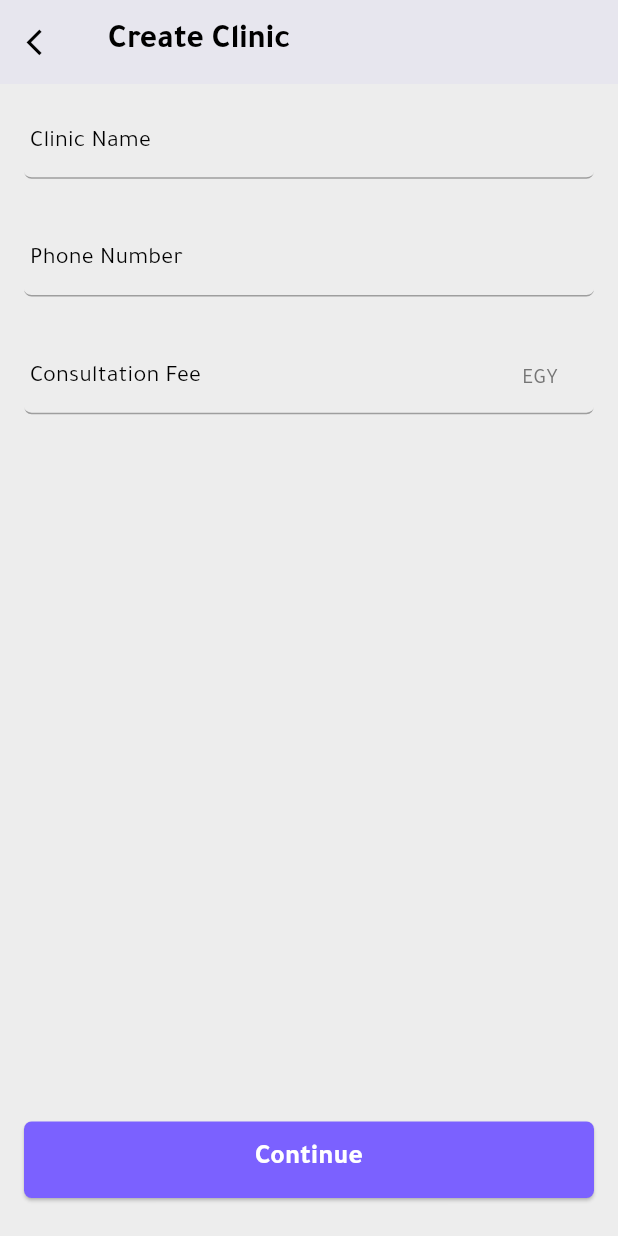
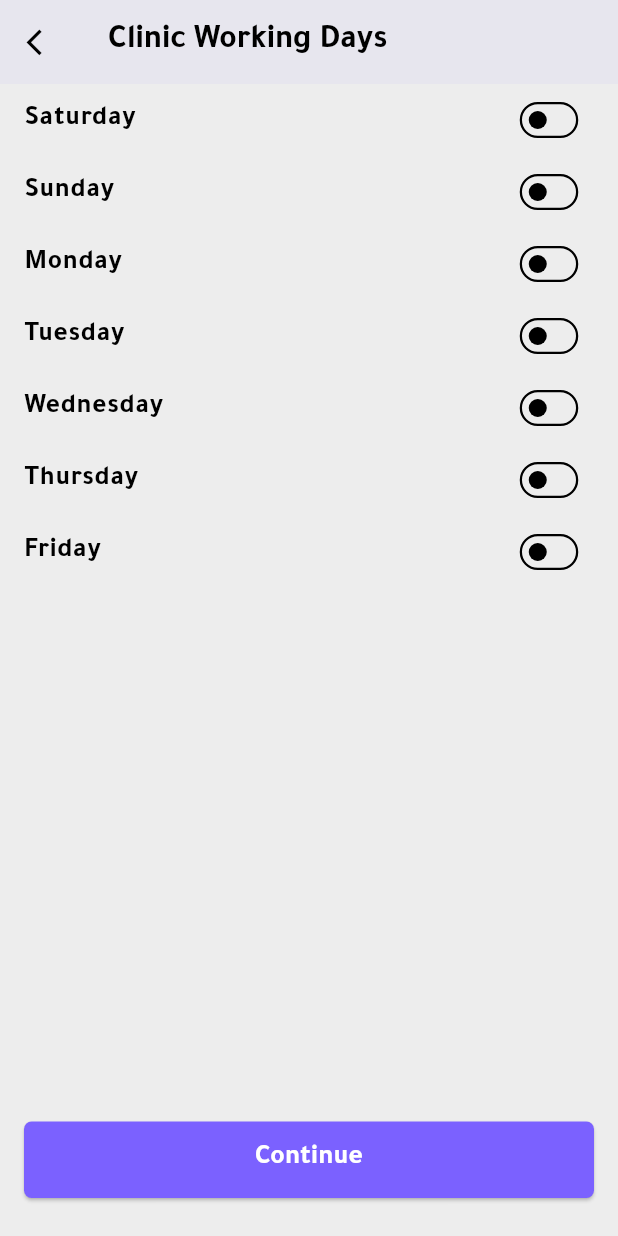
Before and after one commit to abdelrahman3003/tabibak-for-clinic, a Flutter app: the ClinicStructureScreen screen opened by its route, after a tap on "Continue", on a phone screen of 412 x 824 dp. Run offline on Flutter 3.47's test engine with Material 3 defaults, Android fonts, the phone set to English and light mode, and no system bars; our stand-ins replace bloc, dartz, dio, equatable, flutter_bloc, flutter_dotenv and 14 more; accounts and stored records are empty.

Commit message:
-  create working days screen

```diff
--- a/lib/core/routing/router.dart
+++ b/lib/core/routing/router.dart
@@ -12,6 +12,7 @@ import 'package:tabibak_for_clinic/feature/auth/presentaion/managers/sign_up_blo
 import 'package:tabibak_for_clinic/feature/auth/presentaion/view/screens/professional_practice_license_screen.dart';
 import 'package:tabibak_for_clinic/feature/auth/presentaion/view/screens/signin_screen.dart';
 import 'package:tabibak_for_clinic/feature/auth/presentaion/view/screens/signup_screen.dart';
+import 'package:tabibak_for_clinic/feature/clinic/screens/clinic%20creation/clinic_days_screen.dart';
 import 'package:tabibak_for_clinic/feature/clinic/screens/clinic%20creation/clinic_structure_screen.dart';
 import 'package:tabibak_for_clinic/feature/clinic/screens/clinic%20details/clinic_address_screen.dart';
 import 'package:tabibak_for_clinic/feature/clinic/screens/clinic%20details/clinic_info_screen.dart';
@@ -81,6 +82,9 @@ class AppRouter {
       case Routes.clinicStructureScreen:
         return _buildSlideRoute(
             const RootScreenWrapper(child: ClinicStructureScreen()));
+      case Routes.clinicDaysScreen:
+        return _buildSlideRoute(
+            const RootScreenWrapper(child: ClinicDaysScreen()));
       //appointment
       case Routes.allAppointmentScreen:
         return _buildSlideRoute(
--- a/lib/core/routing/routes.dart
+++ b/lib/core/routing/routes.dart
@@ -18,6 +18,7 @@ class Routes {
   static const String clinicInfoScreen = "/clinicInfoScreen";
   static const String clinicAddressScreen = "/clinicAddressScreen";
   static const String clinicStructureScreen = "/ClinicStructureScreen";
+  static const String clinicDaysScreen = "/ClinicDaysScreen";
 
   // appointment
   static const String allAppointmentScreen = "/allAppointmentScreen";
--- /dev/null
+++ b/lib/feature/clinic/screens/clinic creation/clinic_days_screen.dart
@@ -0,0 +1,50 @@
+import 'package:flutter/material.dart';
+import 'package:tabibak_for_clinic/core/constant/app_values.dart';
+import 'package:tabibak_for_clinic/core/extention/spacing.dart';
+import 'package:tabibak_for_clinic/core/widgets/app_bar_widget.dart';
+import 'package:tabibak_for_clinic/core/widgets/app_button.dart';
+import 'package:tabibak_for_clinic/feature/clinic/widget/clinic_working_day_item.dart';
+
+class ClinicDaysScreen extends StatelessWidget {
+  const ClinicDaysScreen({super.key});
+
+  @override
+  Widget build(BuildContext context) {
+    final List<String> days = const [
+      "Saturday",
+      "Sunday",
+      "Monday",
+      "Tuesday",
+      "Wednesday",
+      "Thursday",
+      "Friday"
+    ];
+
+    return Scaffold(
+      appBar: const AppBarWidget(
+        title: "Clinic Working Days",
+      ),
+      body: Padding(
+        padding: const EdgeInsets.symmetric(horizontal: AppPadding.horizontal),
+        child: Column(
+          children: [
+            Column(
+              children: List.generate(
+                days.length,
+                (index) => ClinicWorkingDayItem(
+                  text: days[index],
+                ),
+              ),
+            ),
+            const Spacer(),
+            AppButton(
+              title: "Continue",
+              onPressed: () {},
+            ),
+            25.hBox
+          ],
+        ),
+      ),
+    );
+  }
+}
--- a/lib/feature/clinic/screens/clinic creation/clinic_structure_screen.dart
+++ b/lib/feature/clinic/screens/clinic creation/clinic_structure_screen.dart
@@ -31,7 +31,7 @@ class ClinicStructureScreen extends StatelessWidget {
               AppButton(
                 title: "Continue",
                 onPressed: () {
-                  context.pushNamed(Routes.clinicStructureScreen);
+                  context.pushNamed(Routes.clinicDaysScreen);
                 },
               ),
               25.hBox,
--- /dev/null
+++ b/lib/feature/clinic/widget/clinic_working_day_item.dart
@@ -0,0 +1,44 @@
+import 'package:flutter/material.dart';
+
+class ClinicWorkingDayItem extends StatefulWidget {
+  const ClinicWorkingDayItem({super.key, required this.text, this.onChanged});
+  final String text;
+  final void Function(bool)? onChanged;
+
+  @override
+  State<ClinicWorkingDayItem> createState() => _ClinicWorkingDayItemState();
+}
+
+class _ClinicWorkingDayItemState extends State<ClinicWorkingDayItem> {
+  bool isActive = false;
+
+  @override
+  Widget build(BuildContext context) {
+    return Row(
+      children: [
+        Text(
+          widget.text,
+          style: Theme.of(context)
+              .textTheme
+              .bodyLarge
+              ?.copyWith(fontWeight: FontWeight.bold),
+        ),
+        const Spacer(),
+        Transform.scale(
+          scale: .75,
+          child: Switch(
+            value: isActive,
+            onChanged: (value) {
+              setState(() {
+                isActive = value;
+              });
+              if (widget.onChanged != null) {
+                widget.onChanged!(value);
+              }
+            },
+          ),
+        )
+      ],
+    );
+  }
+}
```
